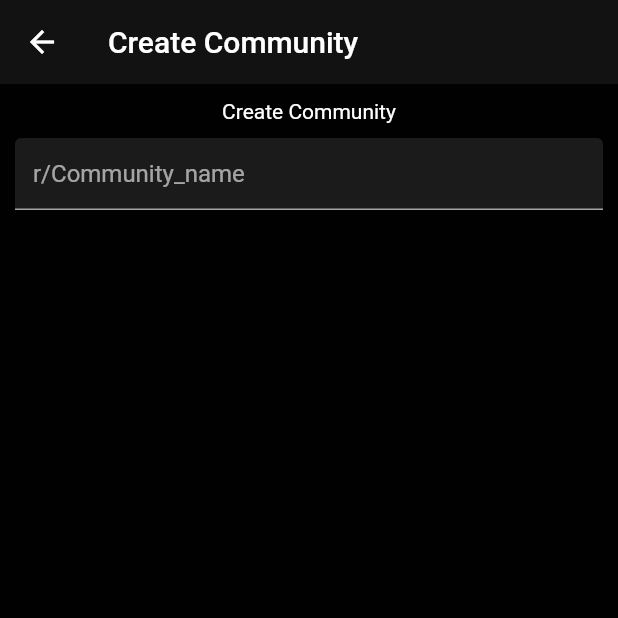
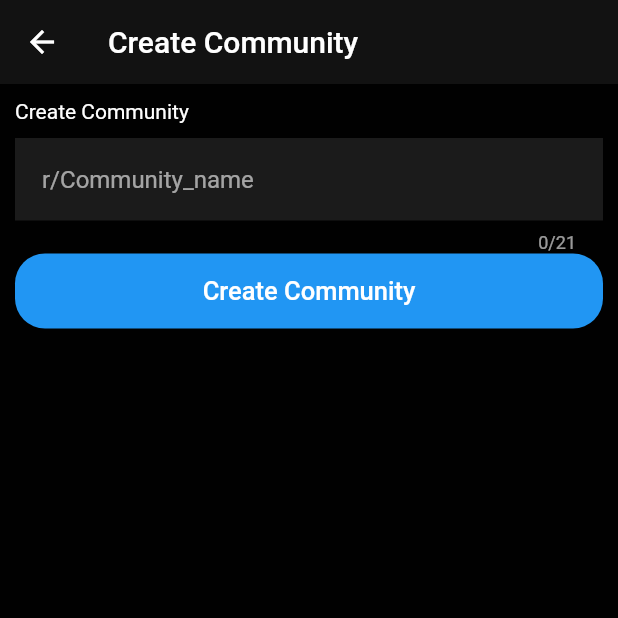
Before and after one commit to Devoro32/reddit_firebase_riverpod_eb, a Flutter app: the CreateCommunityScreen screen opened by its route, on a phone screen of 412 x 824 dp, the top half of it. Run offline on Flutter 3.47's test engine with Material 2 defaults, Android fonts, the phone set to English and light mode, and no system bars; our stand-ins replace cloud_firestore, firebase_auth, firebase_core, firebase_storage, fpdart, google_sign_in and 3 more; accounts and stored records are empty; network calls fail.

Commit message:
community section

```diff
--- a/lib/features/community/screens/create_community_screen.dart
+++ b/lib/features/community/screens/create_community_screen.dart
@@ -10,6 +10,14 @@ class CreateCommunityScreen extends ConsumerStatefulWidget {
 }
 
 class _CreateCommunityScreenState extends ConsumerState<CreateCommunityScreen> {
+  final commmunityNameController = TextEditingController();
+
+  @override
+  void dispose() {
+    super.dispose();
+    commmunityNameController.dispose();
+  }
+
   @override
   Widget build(BuildContext context) {
     return Scaffold(
@@ -17,20 +25,42 @@ class _CreateCommunityScreenState extends ConsumerState<CreateCommunityScreen> {
       appBar: AppBar(
         title: const Text('Create Community'),
       ),
-      body: const Padding(
-        padding: const EdgeInsets.all(10.0),
+      body: Padding(
+        padding: EdgeInsets.all(10.0),
         child: Column(
           children: [
-            const Text('Create Community'),
+            const Align(
+              alignment: Alignment.topLeft,
+              child: Text('Create Community'),
+            ),
             const SizedBox(
               height: 10,
             ),
             TextField(
-              decoration: InputDecoration(
+              controller: commmunityNameController,
+              decoration: const InputDecoration(
                 hintText: 'r/Community_name',
                 filled: true,
+                border: InputBorder.none,
+                contentPadding: EdgeInsets.all(18),
               ),
-            )
+              maxLength: 21,
+            ),
+            ElevatedButton(
+              onPressed: () {},
+              style: ElevatedButton.styleFrom(
+                minimumSize: const Size(double.infinity, 50),
+                shape: RoundedRectangleBorder(
+                  borderRadius: BorderRadius.circular(20),
+                ),
+              ),
+              child: const Text(
+                'Create Community',
+                style: TextStyle(
+                  fontSize: 17,
+                ),
+              ),
+            ),
           ],
         ),
       ),
```
